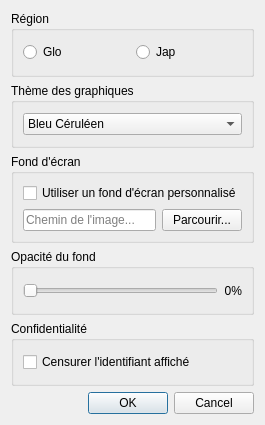
The window that options.ui (darkruss48/Polar) describes before a commit, drawn with Qt 5.
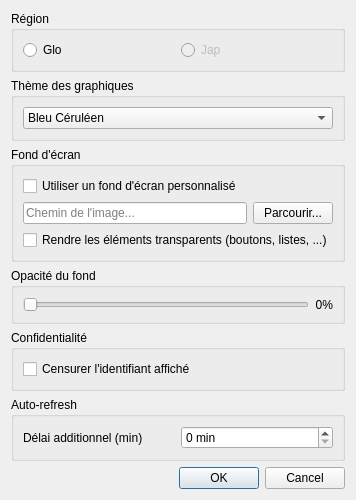
The same window after the commit.

Commit message: v1.3.0 ; Added auto-refresh

Patch:
```diff
--- a/options.ui
+++ b/options.ui
@@ -7,7 +7,7 @@
     <x>0</x>
     <y>0</y>
     <width>259</width>
-    <height>425</height>
+    <height>499</height>
    </rect>
   </property>
   <property name="windowTitle">
@@ -29,6 +29,9 @@
       </item>
       <item>
        <widget class="QRadioButton" name="radioJap">
+        <property name="enabled">
+         <bool>false</bool>
+        </property>
         <property name="text">
          <string>Jap</string>
         </property>
@@ -124,6 +127,16 @@
         </item>
        </layout>
       </item>
+      <item>
+       <widget class="QCheckBox" name="checkTransparentControls">
+        <property name="text">
+         <string>Rendre les éléments transparents (boutons, listes, ...)</string>
+        </property>
+        <property name="toolTip">
+         <string>Quand coché: boutons/listes/etc. sont transparents. Sinon, ils sont opaques. La barre de menu et la barre d'état restent transparentes.</string>
+        </property>
+       </widget>
+      </item>
      </layout>
     </widget>
    </item>
@@ -175,6 +188,38 @@
      </layout>
     </widget>
    </item>
+   <item>
+    <widget class="QGroupBox" name="groupAutoRefresh">
+     <property name="title">
+      <string>Auto-refresh</string>
+     </property>
+     <layout class="QHBoxLayout" name="layoutAutoRefresh">
+      <item>
+       <widget class="QLabel" name="labelExtraDelay">
+        <property name="text">
+         <string>Délai additionnel (min)</string>
+        </property>
+       </widget>
+      </item>
+      <item>
+       <widget class="QSpinBox" name="spinExtraDelay">
+        <property name="toolTip">
+         <string>Ajoute 0 à 15 minutes aux quarts d'heure (00, 15, 30, 45)</string>
+        </property>
+        <property name="suffix">
+         <string> min</string>
+        </property>
+        <property name="minimum">
+         <number>0</number>
+        </property>
+        <property name="maximum">
+         <number>15</number>
+        </property>
+       </widget>
+      </item>
+     </layout>
+    </widget>
+   </item>
    <item>
     <widget class="QDialogButtonBox" name="buttonBox">
      <property name="standardButtons">
```
The commit also changes 11 other files.
